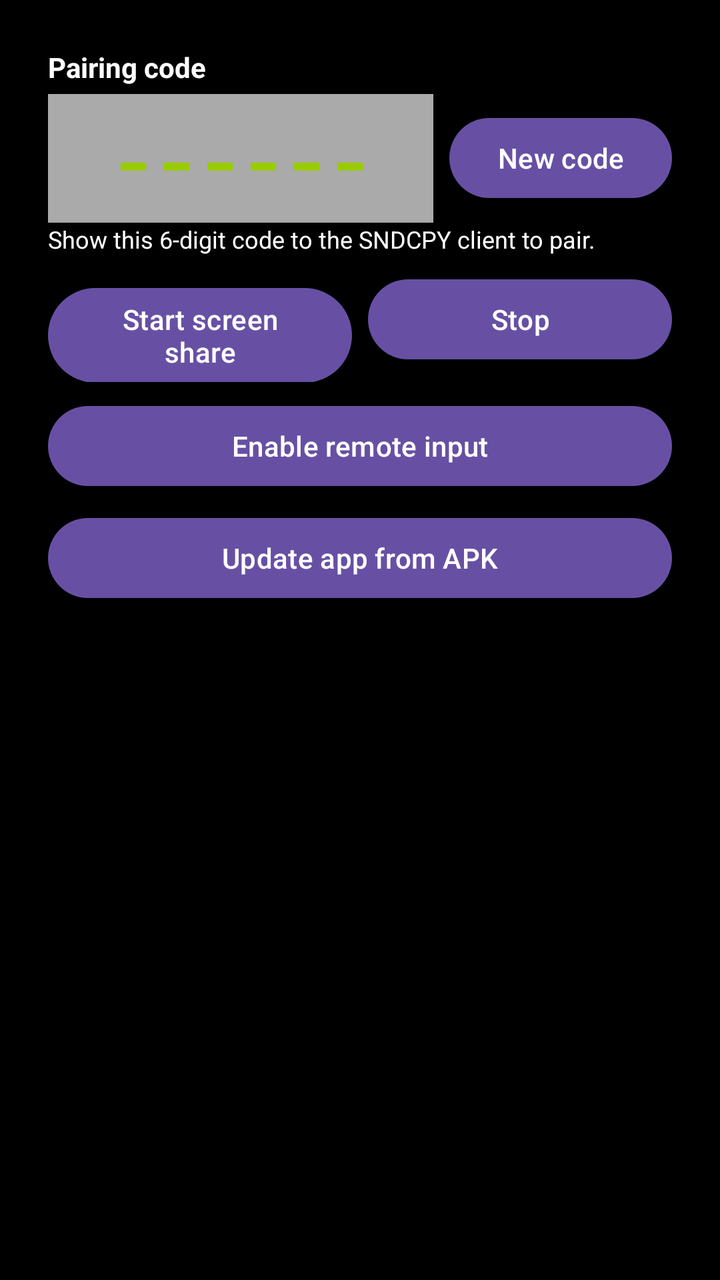
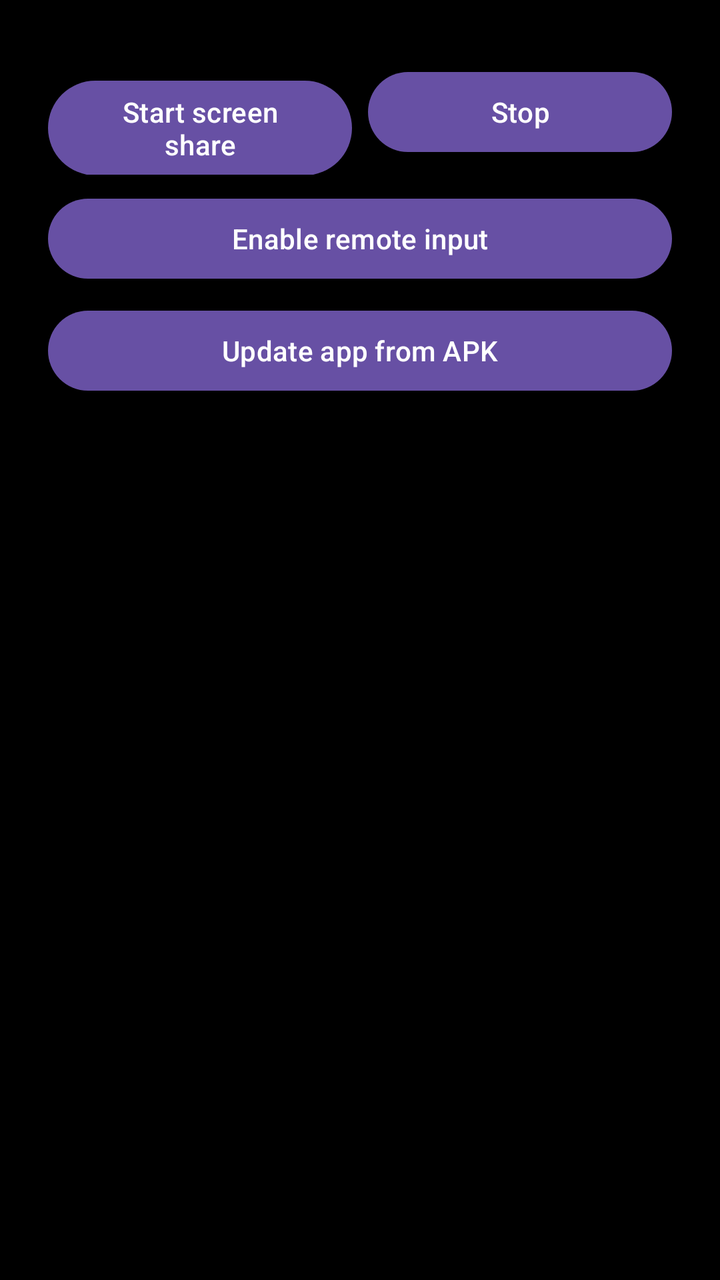

The first picture is an Android layout as it rendered before a commit; the second is the same layout after the commit. The layout source and the unified diff follow.
<!-- AndroidManifest.xml: application theme Theme.Material3.DayNight.NoActionBar -->
<!-- res/layout/activity_main.xml -->
<?xml version="1.0" encoding="utf-8"?>
<LinearLayout
    xmlns:android="http://schemas.android.com/apk/res/android"
    android:layout_width="match_parent"
    android:layout_height="match_parent"
    android:orientation="vertical"
    android:padding="24dp"
    android:background="@android:color/black">

    <TextView
        android:id="@+id/pairingCodeLabel"
        android:layout_width="match_parent"
        android:layout_height="wrap_content"
        android:text="@string/pairing_code_label"
        android:textColor="@android:color/white"
        android:textSize="14sp"
        android:textStyle="bold" />

    <LinearLayout
        android:layout_width="match_parent"
        android:layout_height="wrap_content"
        android:orientation="horizontal"
        android:gravity="center_vertical"
        android:layout_marginTop="4dp">

        <TextView
            android:id="@+id/pairingCodeView"
            android:layout_width="0dp"
            android:layout_height="wrap_content"
            android:layout_weight="1"
            android:gravity="center"
            android:text="------"
            android:textColor="@android:color/holo_green_light"
            android:textSize="36sp"
            android:textStyle="bold"
            android:fontFamily="monospace"
            android:padding="8dp"
            android:background="@android:color/darker_gray"
            android:ellipsize="none"
            android:singleLine="true" />

        <Button
            android:id="@+id/refreshPairingButton"
            android:layout_width="wrap_content"
            android:layout_height="wrap_content"
            android:layout_marginStart="8dp"
            android:text="@string/new_code" />

    </LinearLayout>

    <TextView
        android:id="@+id/pairingCodeHint"
        android:layout_width="match_parent"
        android:layout_height="wrap_content"
        android:text="@string/pairing_code_hint"
        android:textColor="@android:color/white"
        android:textSize="12sp" />

    <LinearLayout
        android:layout_width="match_parent"
        android:layout_height="wrap_content"
        android:orientation="horizontal"
        android:layout_marginTop="8dp">

        <Button
            android:id="@+id/startCaptureButton"
            android:layout_width="0dp"
            android:layout_weight="1"
            android:layout_height="wrap_content"
            android:text="@string/start_capture"/>

        <Button
            android:id="@+id/stopCaptureButton"
            android:layout_width="0dp"
            android:layout_weight="1"
            android:layout_height="wrap_content"
            android:layout_marginStart="8dp"
            android:text="@string/stop_capture"/>
    </LinearLayout>

    <Button
        android:id="@+id/enableInputButton"
        android:layout_width="match_parent"
        android:layout_height="wrap_content"
        android:layout_marginTop="8dp"
        android:text="@string/enable_input"/>

    <Button
        android:id="@+id/updateButton"
        android:layout_width="match_parent"
        android:layout_height="wrap_content"
        android:layout_marginTop="8dp"
        android:text="@string/update_app"/>

    <ScrollView
        android:id="@+id/statusScrollView"
        android:layout_width="match_parent"
        android:layout_height="0dp"
        android:layout_weight="1"
        android:layout_marginTop="16dp"
        android:visibility="gone">

        <TextView
            android:id="@+id/statusTextView"
            android:layout_width="match_parent"
            android:layout_height="wrap_content"
            android:textColor="@android:color/white"
            android:textSize="14sp"
            android:fontFamily="monospace"/>
    </ScrollView>

</LinearLayout>
<!-- resources referenced by this layout -->
<resources>
  <string name="enable_input">Enable remote input</string>
  <string name="new_code">New code</string>
  <string name="pairing_code_hint">Show this 6-digit code to the SNDCPY client to pair.</string>
  <string name="pairing_code_label">Pairing code</string>
  <string name="start_capture">Start screen share</string>
  <string name="stop_capture">Stop</string>
  <string name="update_app">Update app from APK</string>
</resources>

<!-- the commit's change to res/layout/activity_main.xml (unified diff, before → after) -->
@@ -6,6 +6,13 @@
     android:orientation="vertical"
     android:padding="24dp"
     android:background="@android:color/black">
+
+    <LinearLayout
+        android:id="@+id/pairingSection"
+        android:layout_width="match_parent"
+        android:layout_height="wrap_content"
+        android:orientation="vertical"
+        android:visibility="gone">
 
     <TextView
         android:id="@+id/pairingCodeLabel"
@@ -55,6 +62,8 @@
         android:text="@string/pairing_code_hint"
         android:textColor="@android:color/white"
         android:textSize="12sp" />
+
+    </LinearLayout>
 
     <LinearLayout
         android:layout_width="match_parent"
